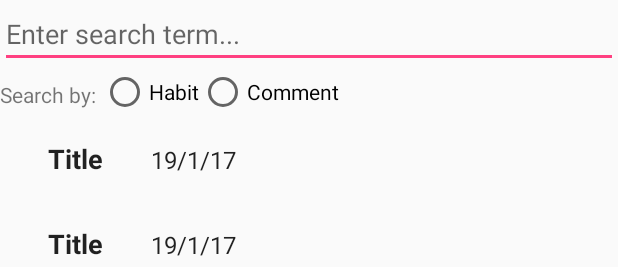
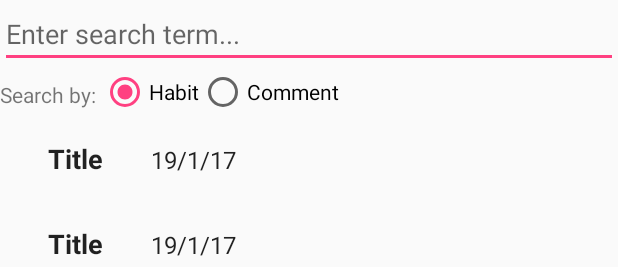
Before and after one commit to CMPUT301F17T26/Smores, an Android app: the layout fragment_habithistory_list.xml on its own in the app's theme, with its tools: preview values and no code run, on a phone screen of 412 x 824 dp. Shown: the top 267 px of the screen. Run offline under Robolectric (Android 15) with nearby library versions, the phone set to English and light mode, and no system bars.

```diff
--- a/app/src/main/res/layout/fragment_habithistory_list.xml
+++ b/app/src/main/res/layout/fragment_habithistory_list.xml
@@ -2,41 +2,49 @@
 <LinearLayout xmlns:android="http://schemas.android.com/apk/res/android"
     xmlns:app="http://schemas.android.com/apk/res-auto"
     xmlns:tools="http://schemas.android.com/tools"
-              android:orientation="vertical"
     android:layout_width="match_parent"
-              android:layout_height="match_parent">
+    android:layout_height="match_parent"
+    android:orientation="vertical">
+
     <EditText
+        android:id="@+id/search"
         android:layout_width="match_parent"
         android:layout_height="wrap_content"
-        android:hint="Enter search term..."
-        android:id="@+id/search"/>
+        android:hint="Enter search term..." />
+
     <LinearLayout
         android:layout_width="match_parent"
         android:layout_height="wrap_content"
         android:orientation="horizontal">
+
         <TextView
             android:layout_width="wrap_content"
             android:layout_height="wrap_content"
-            android:text="Search by: "
-            android:paddingTop="8dp"/>
+            android:paddingTop="8dp"
+            android:text="Search by: " />
+
         <RadioGroup
             android:layout_width="match_parent"
             android:layout_height="wrap_content"
-            android:orientation="horizontal">
+            android:orientation="horizontal"
+            android:checkedButton="@+id/HabitButton">
+
             <android.support.v7.widget.AppCompatRadioButton
+                android:id="@+id/HabitButton"
                 android:layout_width="wrap_content"
                 android:layout_height="wrap_content"
-            android:text="Habit"/>
+                android:text="Habit" />
+
             <android.support.v7.widget.AppCompatRadioButton
+                android:id="@+id/CommentButton"
                 android:layout_width="wrap_content"
                 android:layout_height="wrap_content"
-            android:text="Comment"/>
+                android:text="Comment" />
         </RadioGroup>
     </LinearLayout>
 
 
-    <android.support.v7.widget.RecyclerView
-        xmlns:android="http://schemas.android.com/apk/res/android"
+    <android.support.v7.widget.RecyclerView xmlns:android="http://schemas.android.com/apk/res/android"
         xmlns:app="http://schemas.android.com/apk/res-auto"
         xmlns:tools="http://schemas.android.com/tools"
         android:id="@+id/list"
@@ -47,5 +55,5 @@
         android:layout_marginRight="16dp"
         app:layoutManager="LinearLayoutManager"
         tools:context="cmput301f17t26.smores.all_fragments.HabitHistoryFragment"
-        tools:listitem="@layout/fragment_habithistory_element"/>
+        tools:listitem="@layout/fragment_habithistory_element" />
 </LinearLayout>
```
Lines whose indentation alone changed are shown as unchanged.
